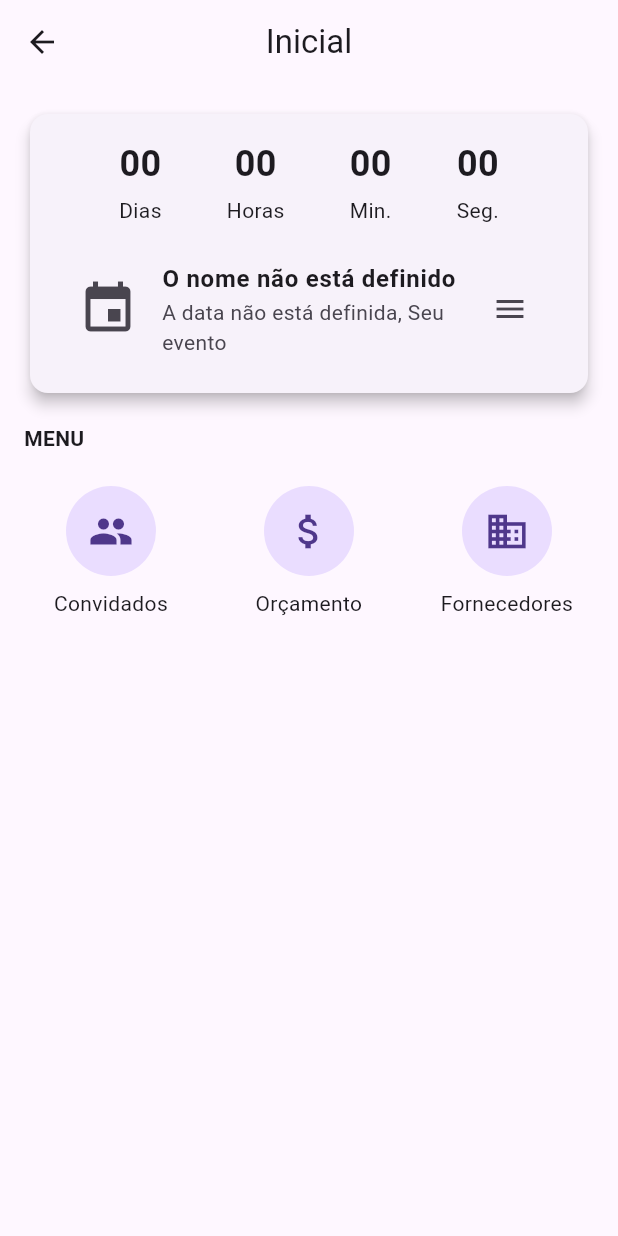
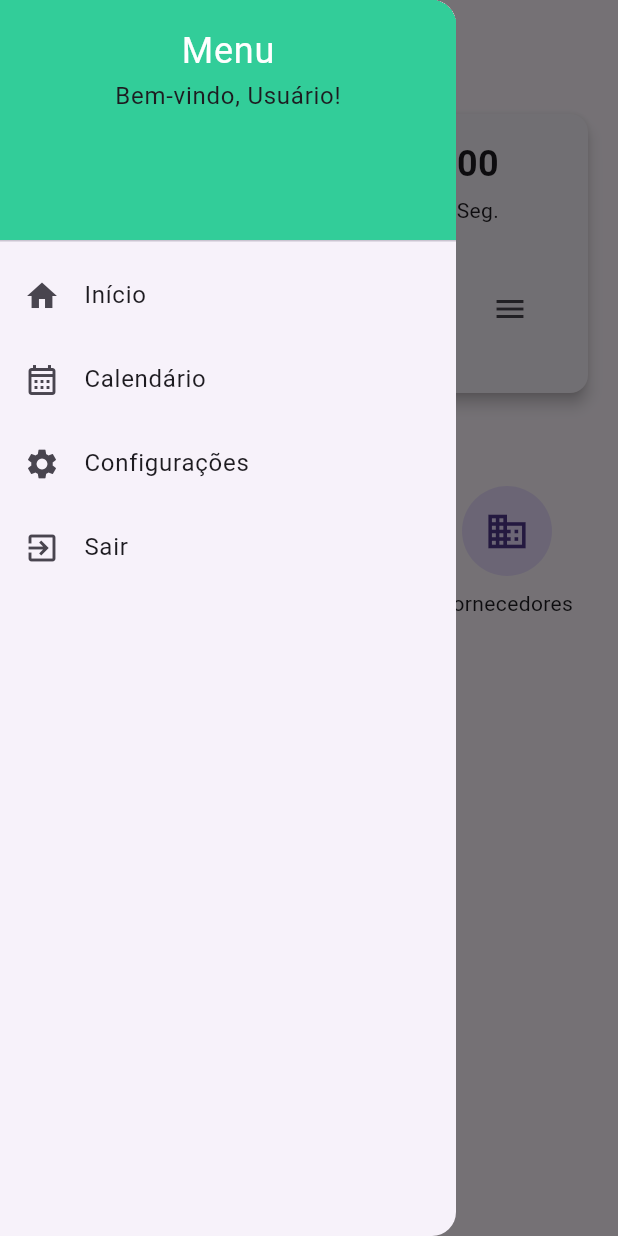
Before and after one commit to Rodrygo-Olyveyra/Agenda_de_Eventos, a Flutter app: the TelaInicialPersonalizada screen opened directly, with the side drawer open (before the commit the screen has no drawer), on a phone screen of 412 x 824 dp. Run offline on Flutter 3.47's test engine with Material 3 defaults, Android fonts, the phone set to English and light mode, and no system bars; our stand-ins replace cloud_firestore, firebase_auth, firebase_core, table_calendar; accounts and stored records are empty.

Commit message:
drawer na tela inicial e transição

```diff
--- a/lib/tela_inicial.dart
+++ b/lib/tela_inicial.dart
@@ -1,4 +1,5 @@
 import 'package:flutter/material.dart';
+import 'package:flutter_application_prova/tela_calendario.dart'; // Importando a tela de calendário
 
 class TelaInicialPersonalizada extends StatelessWidget {
   const TelaInicialPersonalizada({super.key});
@@ -9,6 +10,64 @@ class TelaInicialPersonalizada extends StatelessWidget {
       appBar: AppBar(
         title: const Text('Inicial'),
         centerTitle: true,
+      ),
+      drawer: Drawer(
+        child: ListView(
+          padding: EdgeInsets.zero,
+          children: <Widget>[
+            DrawerHeader(
+              decoration: const BoxDecoration(
+                color: Color(0xFF32CD99),
+              ),
+              child: Column(
+                children: [
+                  const Text(
+                    'Menu',
+                    style: TextStyle(
+                      color: Colors.white,
+                      fontSize: 24,
+                    ),
+                  ),
+                  const Text('Bem-vindo, Usuário!'),
+                ],
+              ),
+            ),
+            ListTile(
+              leading: const Icon(Icons.home),
+              title: const Text('Início'),
+              onTap: () {
+                Navigator.pop(context); // Fecha o drawer
+              },
+            ),
+            ListTile(
+              leading: const Icon(Icons.calendar_month_outlined),
+              title: const Text('Calendário'),
+              onTap: () {
+                Navigator.pop(context); // Fecha o drawer
+                Navigator.push(
+                  context,
+                  MaterialPageRoute(builder: (context) => const TelaCalendario()),
+                );
+              },
+            ),
+            ListTile(
+              leading: const Icon(Icons.settings),
+              title: const Text('Configurações'),
+              onTap: () {
+                Navigator.pop(context); // Fecha o drawer
+              },
+            ),
+            ListTile(
+              leading: const Icon(Icons.exit_to_app),
+              title: const Text('Sair'),
+              onTap: () {
+                // Lógica de saída
+                Navigator.pop(context); // Fecha o drawer
+                // Pode adicionar a lógica de logout aqui
+              },
+            ),
+          ],
+        ),
       ),
       body: Padding(
         padding: const EdgeInsets.all(16.0),
```
Also changed, not shown: lib/tela_calendario.dart (+12 -6 lines).
